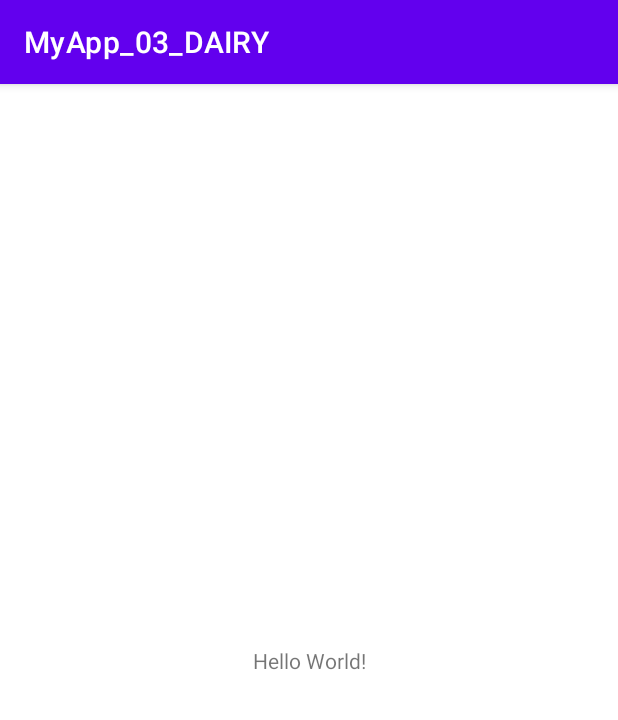
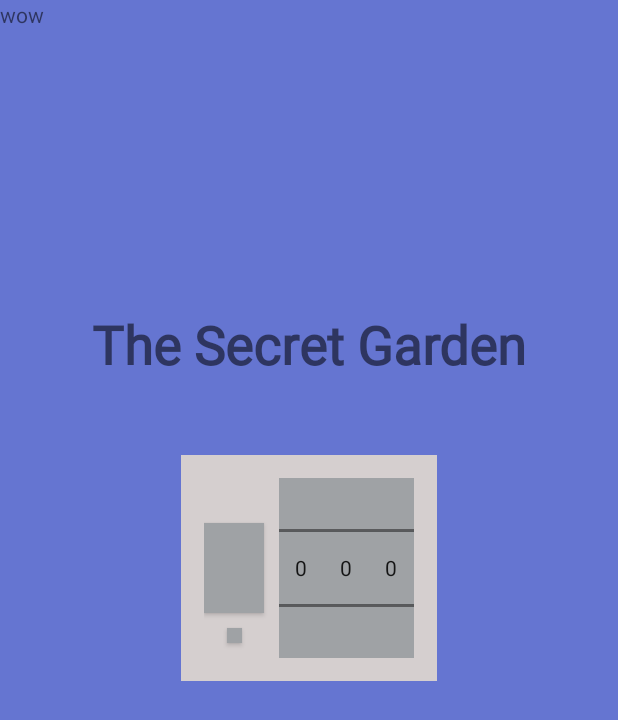
Before and after one commit to jjyu9312/MyApp_03_DAIRY, an Android app: the screen it shows after launch (MainActivity), on a phone screen of 412 x 824 dp. Shown: the top 720 px of the screen. Run offline under Robolectric (Android 15) with nearby library versions, the phone set to English and light mode, and no system bars.

Commit message:
22/02/23 - 기본 UI 만들기

```diff
--- a/app/src/main/AndroidManifest.xml
+++ b/app/src/main/AndroidManifest.xml
@@ -11,6 +11,7 @@
         android:theme="@style/Theme.MyApp_03_DAIRY">
         <activity
             android:name=".MainActivity"
+            android:theme="@style/Theme.AppCompat.DayNight.NoActionBar"
             android:exported="true">
             <intent-filter>
                 <action android:name="android.intent.action.MAIN" />
--- a/app/src/main/res/layout/activity_main.xml
+++ b/app/src/main/res/layout/activity_main.xml
@@ -4,15 +4,89 @@
     xmlns:tools="http://schemas.android.com/tools"
     android:layout_width="match_parent"
     android:layout_height="match_parent"
+    android:background="#6575D1"
     tools:context=".MainActivity">
 
     <TextView
+        android:text="wow"
+        android:layout_width="wrap_content"
+        android:layout_height="wrap_content"/>
+
+    <TextView
+        app:layout_constraintBottom_toTopOf="@id/pwdLayout"
+        app:layout_constraintStart_toStartOf="parent"
+        app:layout_constraintEnd_toEndOf="parent"
+        android:text="The Secret Garden"
+        android:textSize="35dp"
+        android:textStyle="bold"
+        android:fontFamily="@font/nanumsquareextrabold"
+        android:layout_marginBottom="50dp"
+        android:layout_width="wrap_content"
+        android:layout_height="wrap_content"/>
+
+    <androidx.constraintlayout.widget.ConstraintLayout
+        android:id="@+id/pwdLayout"
         android:layout_width="wrap_content"
         android:layout_height="wrap_content"
-        android:text="Hello World!"
+        android:background="#D5CFCF"
+        android:padding="15dp"
+        app:layout_constraintVertical_bias="0.45"
         app:layout_constraintBottom_toBottomOf="parent"
-        app:layout_constraintLeft_toLeftOf="parent"
-        app:layout_constraintRight_toRightOf="parent"
+        app:layout_constraintEnd_toEndOf="parent"
+        app:layout_constraintStart_toStartOf="parent"
+        app:layout_constraintTop_toTopOf="parent" >
+
+    <!-- AppCompatButton을 사용하면 theme resource에 영향받지 않는 button을 만들 수 있음.-->
+    <androidx.appcompat.widget.AppCompatButton
+        android:id="@+id/openButton"
+        android:layout_width="40dp"
+        android:layout_height="60dp"
+        android:layout_marginEnd="10dp"
+        android:background="#9FA2A5"
+        app:layout_constraintBottom_toBottomOf="@id/numberPicker1"
+        app:layout_constraintStart_toStartOf="parent"
+        app:layout_constraintEnd_toStartOf="@id/numberPicker1"
+        app:layout_constraintTop_toTopOf="@id/numberPicker1"/>
+
+    <androidx.appcompat.widget.AppCompatButton
+        android:id="@+id/changePwdButton"
+        android:layout_width="10dp"
+        android:layout_height="10dp"
+        android:layout_marginTop="10dp"
+        android:background="#9FA2A5"
+        app:layout_constraintEnd_toEndOf="@id/openButton"
+        app:layout_constraintStart_toStartOf="@id/openButton"
+        app:layout_constraintTop_toBottomOf="@id/openButton" />
+
+    <NumberPicker
+        android:id="@+id/numberPicker1"
+        android:layout_width="30dp"
+        android:layout_height="120dp"
+        android:background="#9FA2A5"
+        app:layout_constraintBottom_toBottomOf="parent"
+        app:layout_constraintEnd_toStartOf="@id/numberPicker2"
+        app:layout_constraintStart_toEndOf="@id/openButton"
+        app:layout_constraintHorizontal_chainStyle="packed"
         app:layout_constraintTop_toTopOf="parent" />
 
+    <NumberPicker
+        android:id="@+id/numberPicker2"
+        android:layout_width="30dp"
+        android:layout_height="120dp"
+        android:background="#9FA2A5"
+        app:layout_constraintEnd_toStartOf="@id/numberPicker3"
+        app:layout_constraintStart_toEndOf="@id/numberPicker1"
+        app:layout_constraintTop_toTopOf="@id/numberPicker1" />
+
+    <NumberPicker
+        android:id="@+id/numberPicker3"
+        android:layout_width="30dp"
+        android:layout_height="120dp"
+        android:background="#9FA2A5"
+        app:layout_constraintEnd_toEndOf="parent"
+        app:layout_constraintStart_toEndOf="@id/numberPicker2"
+        app:layout_constraintTop_toTopOf="@id/numberPicker1" />
+
+    </androidx.constraintlayout.widget.ConstraintLayout>
+
 </androidx.constraintlayout.widget.ConstraintLayout>
--- a/app/src/main/res/values/themes.xml
+++ b/app/src/main/res/values/themes.xml
@@ -13,4 +13,6 @@
         <item name="android:statusBarColor" tools:targetApi="l">?attr/colorPrimaryVariant</item>
         <!-- Customize your theme here. -->
     </style>
+
+    <style name="Theme.MyApp_03_DAIRY.NoActionBar" parent="Theme.MaterialComponents.DayNight.NoActionBar"/>
 </resources>
```
Also changed, not shown: 1 other file.
